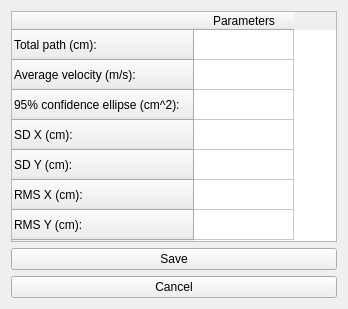
The window that src/main/ui/resultswindow.ui (N-M-T/SwAT) describes before a commit, drawn with Qt 5.
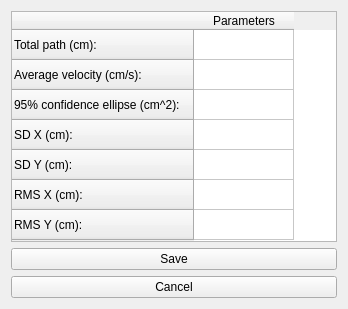
The same window after the commit. Icons and pictures are not drawn.

```diff
--- a/src/main/ui/resultswindow.ui
+++ b/src/main/ui/resultswindow.ui
@@ -30,7 +30,7 @@
      </row>
      <row>
       <property name="text">
-       <string>Average velocity (m/s):</string>
+       <string>Average velocity (cm/s):</string>
       </property>
      </row>
      <row>
```
